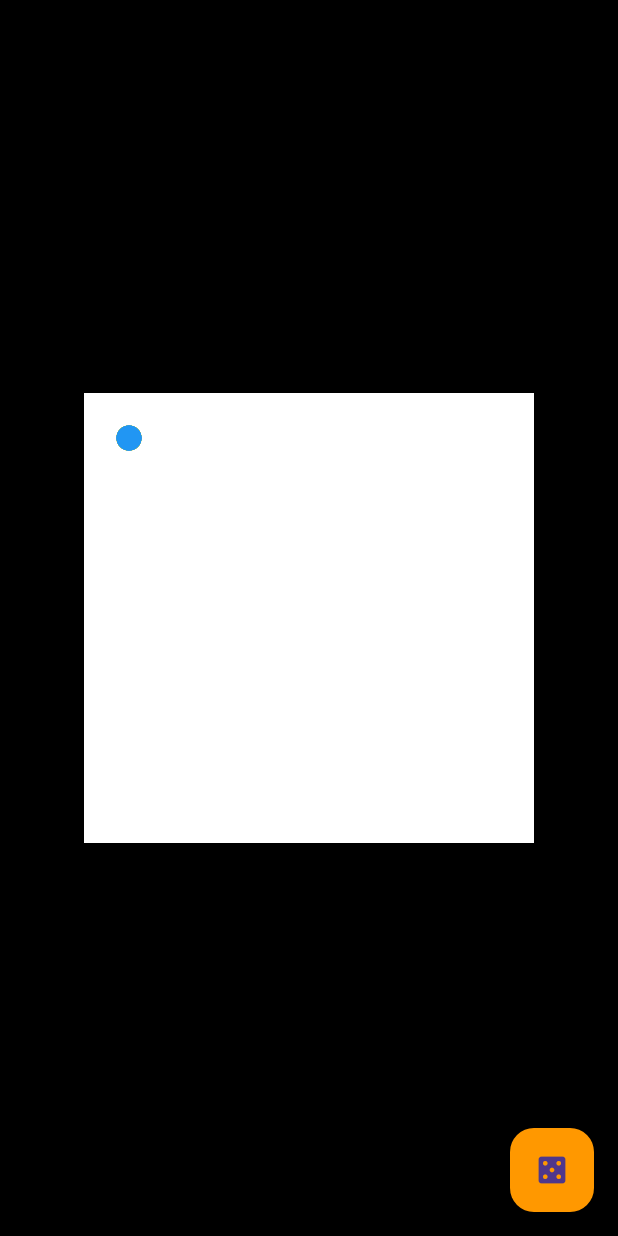
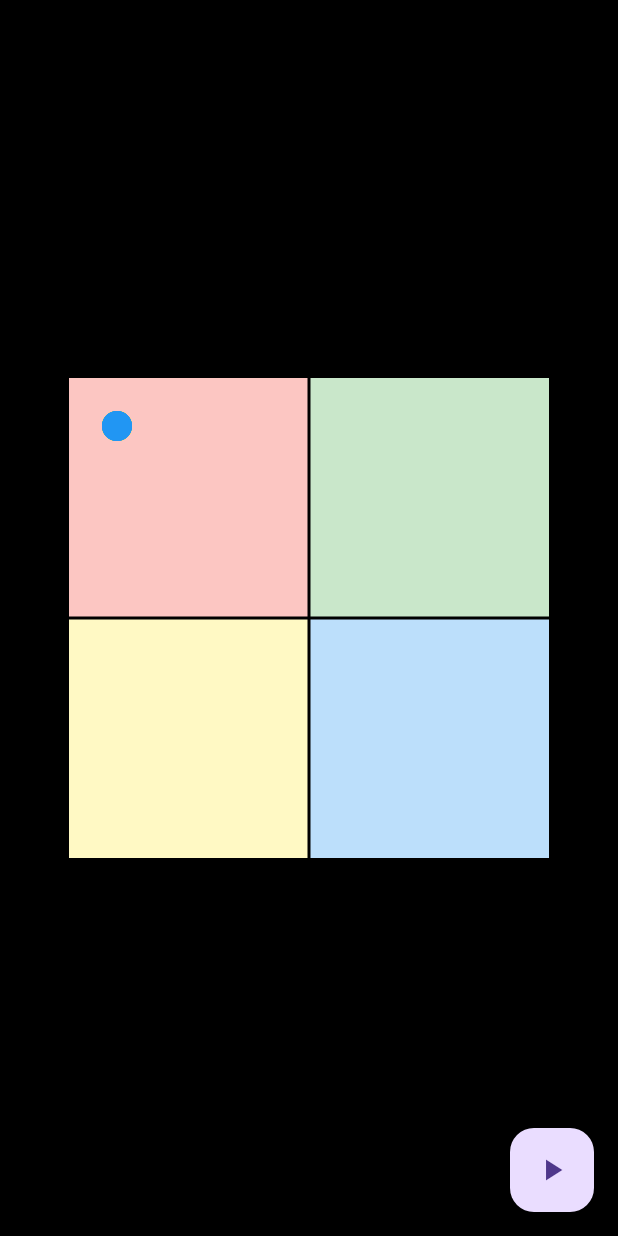
Before and after one commit to Roykk55/ludo_khela_hd, a Flutter app: the screen it shows after launch, on a phone screen of 412 x 824 dp. Run offline on Flutter 3.47's test engine with Material 3 defaults, Android fonts, the light colour scheme and no system bars.

Commit message:
Update main.dart

```diff
--- a/lib/main.dart
+++ b/lib/main.dart
@@ -1,32 +1,15 @@
 import 'package:flutter/material.dart';
 
-void main() => runApp(MaterialApp(debugShowCheckedModeBanner: false, home: LudoGameBoardPage()));
+void main() => runApp(MaterialApp(debugShowCheckedModeBanner: false, home: LudoBoardFinal()));
 
-class LudoGameBoardPage extends StatefulWidget {
+class LudoBoardFinal extends StatefulWidget {
   @override
-  _LudoGameBoardPageState createState() => _LudoGameBoardPageState();
+  _LudoBoardFinalState createState() => _LudoBoardFinalState();
 }
 
-class _LudoGameBoardPageState extends State<LudoGameBoardPage> {
-  // ১৬টি গুটির পজিশন ইনডেক্স (০ থেকে ৩৯ পর্যন্ত মোট ৪০টি ঘর)
-  List<int> coinPositions = List.generate(16, (i) => 0);
-
-  // বোর্ডের ৪০টি কোঅর্ডিনেট (বর্গাকার লুপ)
-  final List<Offset> boardPath = List.generate(40, (i) {
-    if (i < 10) return Offset(20.0 + (i * 25), 20.0); // টপ
-    if (i < 20) return Offset(270.0, 20.0 + ((i - 10) * 25)); // রাইট
-    if (i < 30) return Offset(270.0 - ((i - 20) * 25), 270.0); // বটম
-    return Offset(20.0, 270.0 - ((i - 30) * 25)); // লেফট
-  });
-
-  void moveCoins() {
-    setState(() {
-      int dice = (1 + DateTime.now().microsecond % 6);
-      for (int i = 0; i < 16; i++) {
-        coinPositions[i] = (coinPositions[i] + dice) % 40; // লুপ অনুযায়ী মুভমেন্ট
-      }
-    });
-  }
+class _LudoBoardFinalState extends State<LudoBoardFinal> {
+  // গুটির পজিশন - ৪টি রঙের জন্য ১৬টি গুটি
+  List<Offset> positions = List.generate(16, (i) => Offset(20, 20));
 
   @override
   Widget build(BuildContext context) {
@@ -34,21 +17,49 @@ class _LudoGameBoardPageState extends State<LudoGameBoardPage> {
       backgroundColor: Colors.black,
       body: Center(
         child: Container(
-          width: 300, height: 300, color: Colors.white,
+          width: 320, height: 320, color: Colors.white,
           child: Stack(children: [
-            ...List.generate(16, (i) => Positioned(
-              left: boardPath[coinPositions[i]].dx,
-              top: boardPath[coinPositions[i]].dy,
-              child: Icon(Icons.circle, color: (i < 4) ? Colors.red : (i < 8) ? Colors.green : (i < 12) ? Colors.yellow : Colors.blue, size: 20),
+            // ১. সুন্দর বোর্ড ডিজাইন (৪টি কালার জোন)
+            Positioned(top: 0, left: 0, child: Container(width: 160, height: 160, color: Colors.red.withOpacity(0.3))),
+            Positioned(top: 0, right: 0, child: Container(width: 160, height: 160, color: Colors.green.withOpacity(0.3))),
+            Positioned(bottom: 0, left: 0, child: Container(width: 160, height: 160, color: Colors.yellow.withOpacity(0.3))),
+            Positioned(bottom: 0, right: 0, child: Container(width: 160, height: 160, color: Colors.blue.withOpacity(0.3))),
+
+            // ২. গ্রিড লাইন বা বর্ডার (ডিজাইন আরও প্রফেশনাল করার জন্য)
+            CustomPaint(painter: BoardPainter()),
+
+            // ৩. ১৬টি গুটি (এনিমেশনসহ)
+            ...List.generate(16, (i) => AnimatedPositioned(
+              duration: Duration(milliseconds: 500),
+              curve: Curves.easeInOut,
+              left: positions[i].dx,
+              top: positions[i].dy,
+              child: Icon(Icons.circle, color: (i < 4) ? Colors.red : (i < 8) ? Colors.green : (i < 12) ? Colors.yellow : Colors.blue, size: 24),
             )),
           ]),
         ),
       ),
       floatingActionButton: FloatingActionButton(
-        onPressed: moveCoins,
-        child: Icon(Icons.casino),
-        backgroundColor: Colors.orange,
+        onPressed: () {
+          setState(() {
+            // এখানে ক্লিক করলে গুটিগুলো বোর্ডের নির্দিষ্ট রাউন্ড পথে ঘুরবে
+            positions = List.generate(16, (i) => Offset(40.0 + (i * 10) % 200, 40.0 + (i * 10) % 200));
+          });
+        },
+        child: Icon(Icons.play_arrow),
       ),
     );
   }
 }
+
+// বোর্ডের দাগগুলো আঁকার জন্য
+class BoardPainter extends CustomPainter {
+  @override
+  void paint(Canvas canvas, Size size) {
+    Paint paint = Paint()..color = Colors.black..strokeWidth = 2;
+    canvas.drawLine(Offset(160, 0), Offset(160, 320), paint);
+    canvas.drawLine(Offset(0, 160), Offset(320, 160), paint);
+  }
+  @override
+  bool shouldRepaint(covariant CustomPainter oldDelegate) => false;
+}
```
